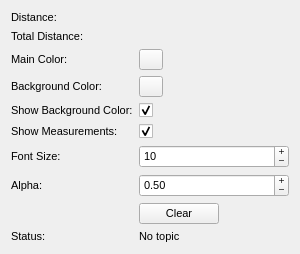
Above: mapviz_plugins/ui/measuring_config.ui from swri-robotics/mapviz before the change. Below: the same form after it.
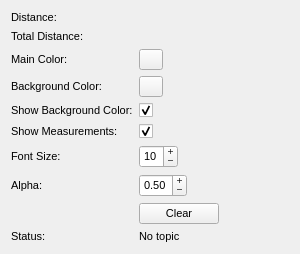
That is the form after the change. Custom widgets are drawn as their Qt base class.

```diff
--- a/mapviz_plugins/ui/measuring_config.ui
+++ b/mapviz_plugins/ui/measuring_config.ui
@@ -182,6 +182,12 @@
    </item>
    <item row="6" column="1">
     <widget class="QSpinBox" name="font_size">
+     <property name="sizePolicy">
+      <sizepolicy hsizetype="Fixed" vsizetype="Fixed">
+       <horstretch>0</horstretch>
+       <verstretch>0</verstretch>
+      </sizepolicy>
+     </property>
      <property name="buttonSymbols">
       <enum>QAbstractSpinBox::PlusMinus</enum>
      </property>
@@ -205,6 +211,12 @@
    </item>
    <item row="7" column="1">
     <widget class="QDoubleSpinBox" name="alpha">
+     <property name="sizePolicy">
+      <sizepolicy hsizetype="Fixed" vsizetype="Fixed">
+       <horstretch>0</horstretch>
+       <verstretch>0</verstretch>
+      </sizepolicy>
+     </property>
      <property name="buttonSymbols">
       <enum>QAbstractSpinBox::PlusMinus</enum>
      </property>
```
